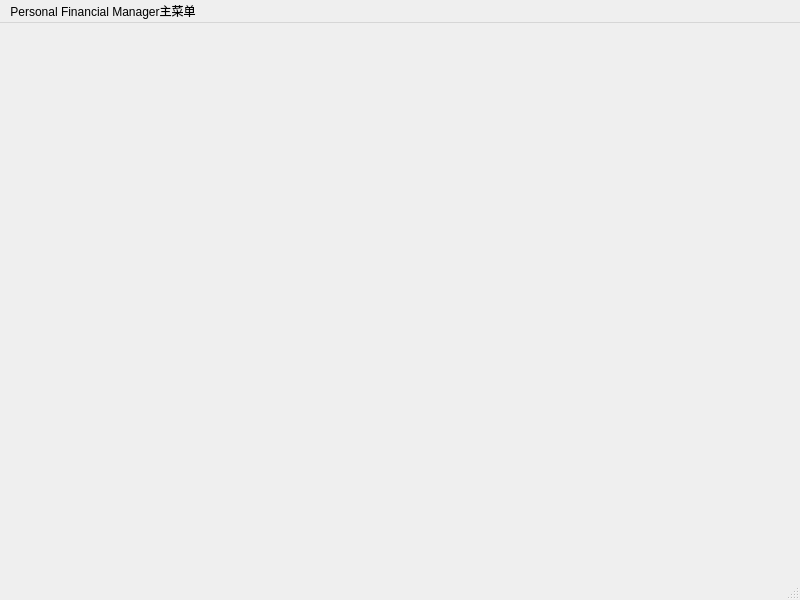
The window that mainwindow.ui (Syforeal/Qt_Personal_Financial_Manager) describes before a commit, drawn with Qt 5.
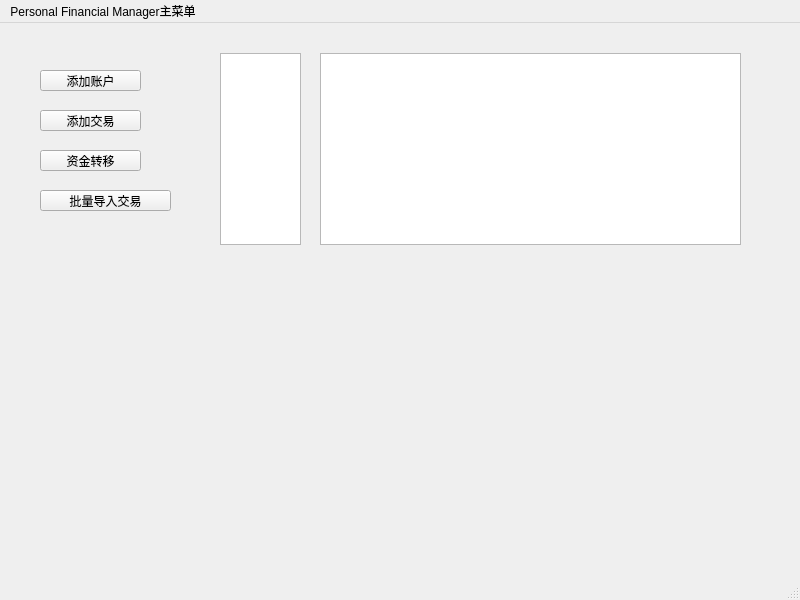
The same window after the commit.

The edit to the form file:
```diff
--- a/mainwindow.ui
+++ b/mainwindow.ui
@@ -13,7 +13,80 @@
   <property name="windowTitle">
    <string>MainWindow</string>
   </property>
-  <widget class="QWidget" name="centralwidget"/>
+  <widget class="QWidget" name="centralwidget">
+   <widget class="QPushButton" name="addAccountButton">
+    <property name="geometry">
+     <rect>
+      <x>40</x>
+      <y>47</y>
+      <width>101</width>
+      <height>21</height>
+     </rect>
+    </property>
+    <property name="text">
+     <string>添加账户</string>
+    </property>
+   </widget>
+   <widget class="QPushButton" name="addTransactionButton">
+    <property name="geometry">
+     <rect>
+      <x>40</x>
+      <y>87</y>
+      <width>101</width>
+      <height>21</height>
+     </rect>
+    </property>
+    <property name="text">
+     <string>添加交易</string>
+    </property>
+   </widget>
+   <widget class="QPushButton" name="transferFundsButton">
+    <property name="geometry">
+     <rect>
+      <x>40</x>
+      <y>127</y>
+      <width>101</width>
+      <height>21</height>
+     </rect>
+    </property>
+    <property name="text">
+     <string>资金转移</string>
+    </property>
+   </widget>
+   <widget class="QPushButton" name="importTransactionsButton">
+    <property name="geometry">
+     <rect>
+      <x>40</x>
+      <y>167</y>
+      <width>131</width>
+      <height>21</height>
+     </rect>
+    </property>
+    <property name="text">
+     <string>批量导入交易</string>
+    </property>
+   </widget>
+   <widget class="QListView" name="accountListView">
+    <property name="geometry">
+     <rect>
+      <x>220</x>
+      <y>30</y>
+      <width>81</width>
+      <height>192</height>
+     </rect>
+    </property>
+   </widget>
+   <widget class="QTableView" name="transactionTableView">
+    <property name="geometry">
+     <rect>
+      <x>320</x>
+      <y>30</y>
+      <width>421</width>
+      <height>192</height>
+     </rect>
+    </property>
+   </widget>
+  </widget>
   <widget class="QMenuBar" name="menubar">
    <property name="geometry">
     <rect>
```
